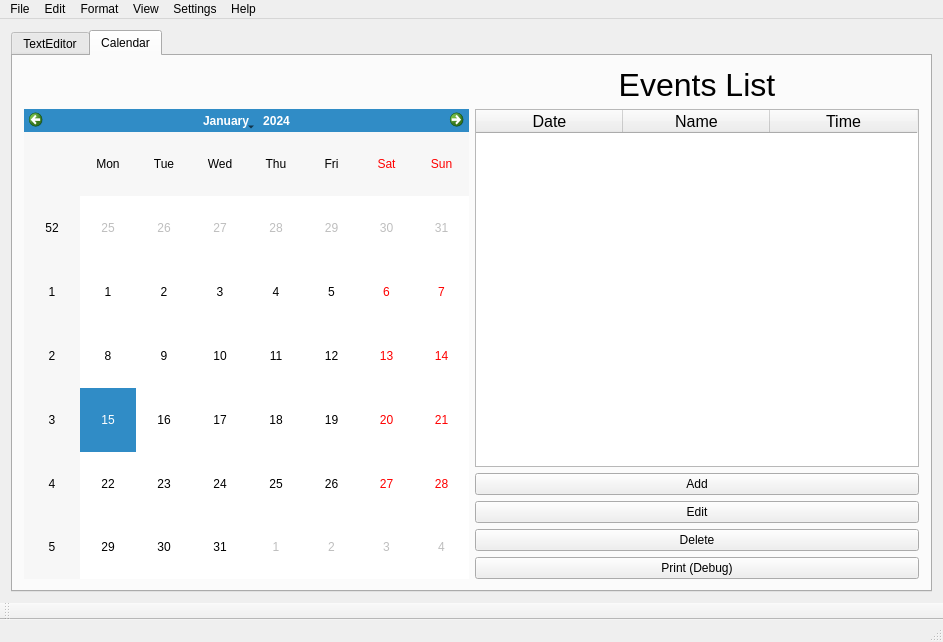
First picture: the form in Qt Project Files/SpiralBound/mainwindow.ui, repository ECU-CSCI-4230/SpiralBound, before the edit.
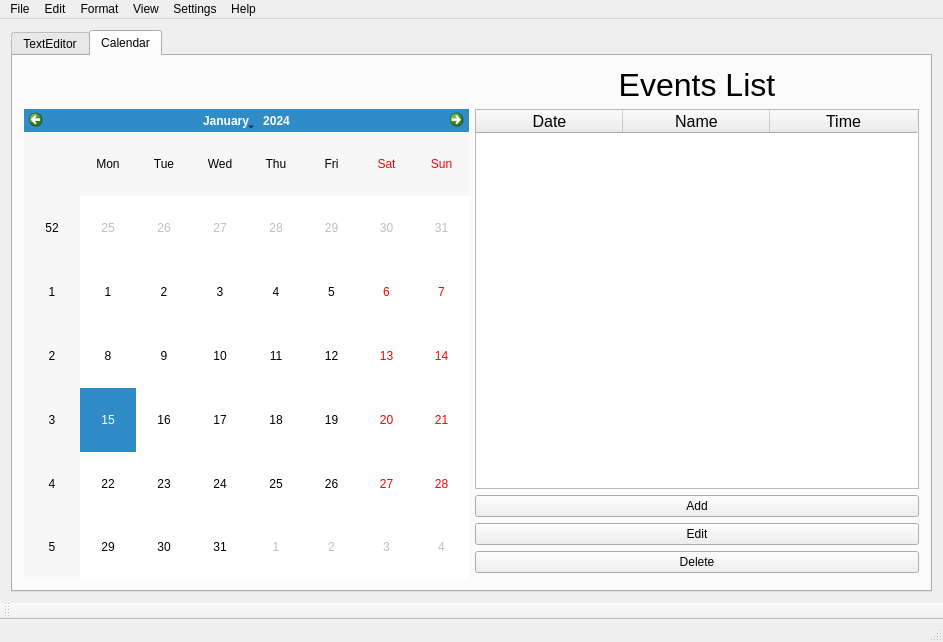
Second picture: the form after the edit. Icons and pictures are not drawn.

What changed in the file:
```diff
--- a/Qt Project Files/SpiralBound/mainwindow.ui
+++ b/Qt Project Files/SpiralBound/mainwindow.ui
@@ -11,7 +11,7 @@
    </rect>
   </property>
   <property name="windowTitle">
-   <string>SprialBound</string>
+   <string>SpiralBound</string>
   </property>
   <property name="windowIcon">
    <iconset resource="spiralbound.qrc">
@@ -51,25 +51,21 @@
         <string>Calendar</string>
        </attribute>
        <layout class="QGridLayout" name="gridLayout_2">
-        <item row="0" column="1">
-         <widget class="QLabel" name="label">
-          <property name="font">
-           <font>
-            <pointsize>24</pointsize>
-           </font>
+        <item row="3" column="2">
+         <widget class="QPushButton" name="pushButton_editEvent">
+          <property name="text">
+           <string>Edit</string>
           </property>
+         </widget>
+        </item>
+        <item row="2" column="2">
+         <widget class="QPushButton" name="pushButton_addEvent">
           <property name="text">
-           <string>Events List</string>
+           <string>Add</string>
           </property>
-          <property name="textFormat">
-           <enum>Qt::AutoText</enum>
-          </property>
-          <property name="alignment">
-           <set>Qt::AlignHCenter|Qt::AlignTop</set>
-          </property>
          </widget>
         </item>
-        <item row="1" column="1">
+        <item row="1" column="2">
          <widget class="QTableWidget" name="tableWidget_eventList">
           <property name="sizePolicy">
            <sizepolicy hsizetype="Expanding" vsizetype="Expanding">
@@ -135,34 +131,6 @@
           </column>
          </widget>
         </item>
-        <item row="2" column="1">
-         <widget class="QPushButton" name="pushButton_addEvent">
-          <property name="text">
-           <string>Add</string>
-          </property>
-         </widget>
-        </item>
-        <item row="3" column="1">
-         <widget class="QPushButton" name="pushButton_editEvent">
-          <property name="text">
-           <string>Edit</string>
-          </property>
-         </widget>
-        </item>
-        <item row="4" column="1">
-         <widget class="QPushButton" name="pushButton_deleteEvent">
-          <property name="text">
-           <string>Delete</string>
-          </property>
-         </widget>
-        </item>
-        <item row="5" column="1">
-         <widget class="QPushButton" name="pushButton_printEventList">
-          <property name="text">
-           <string>Print (Debug)</string>
-          </property>
-         </widget>
-        </item>
         <item row="1" column="0" rowspan="5">
          <widget class="QCalendarWidget" name="calendarWidget">
           <property name="sizePolicy">
@@ -173,6 +141,31 @@
           </property>
          </widget>
         </item>
+        <item row="0" column="2">
+         <widget class="QLabel" name="label">
+          <property name="font">
+           <font>
+            <pointsize>24</pointsize>
+           </font>
+          </property>
+          <property name="text">
+           <string>Events List</string>
+          </property>
+          <property name="textFormat">
+           <enum>Qt::AutoText</enum>
+          </property>
+          <property name="alignment">
+           <set>Qt::AlignHCenter|Qt::AlignTop</set>
+          </property>
+         </widget>
+        </item>
+        <item row="4" column="2">
+         <widget class="QPushButton" name="pushButton_deleteEvent">
+          <property name="text">
+           <string>Delete</string>
+          </property>
+         </widget>
+        </item>
        </layout>
       </widget>
      </widget>
@@ -185,7 +178,7 @@
      <x>0</x>
      <y>0</y>
      <width>943</width>
-     <height>26</height>
+     <height>22</height>
     </rect>
    </property>
    <widget class="QMenu" name="menuFile">
```
